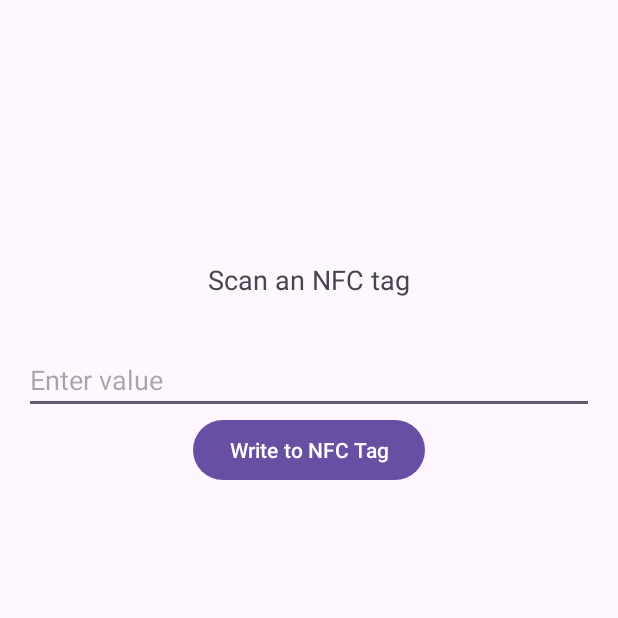
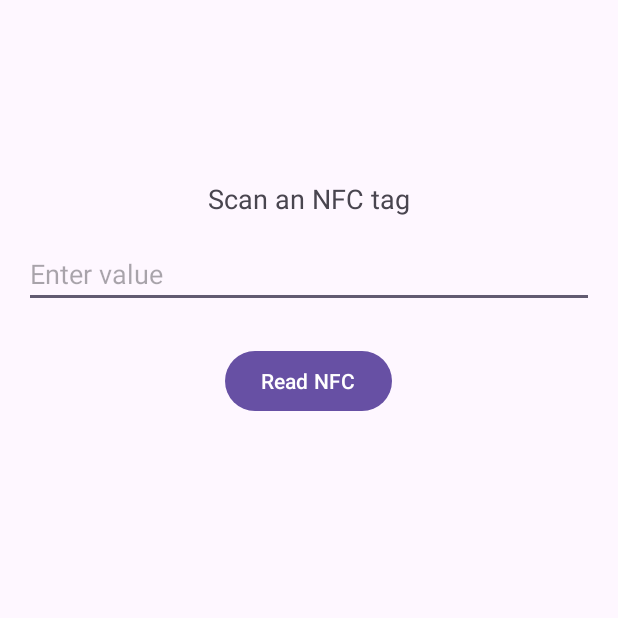
Before and after one commit to respowerr/pa2024, an Android app: the screen it shows after launch (MainActivity), on a phone screen of 412 x 824 dp, the top half of it. Run offline under Robolectric (Android 15) with nearby library versions, the phone set to English and light mode, and no system bars; 3 statements that could not run were skipped.

Commit message:
Update NFC FINIT !!!

```diff
--- a/AppNFC/app/src/main/java/com/example/appnfc/MainActivity.kt
+++ b/AppNFC/app/src/main/java/com/example/appnfc/MainActivity.kt
@@ -1,5 +1,6 @@
 package com.example.appnfc
 
+import android.app.AlertDialog
 import android.app.PendingIntent
 import android.content.Context
 import android.content.Intent
@@ -9,23 +10,39 @@ import android.nfc.NfcAdapter
 import android.nfc.NfcManager
 import android.nfc.Tag
 import android.nfc.tech.Ndef
-import androidx.appcompat.app.AppCompatActivity
 import android.os.Bundle
 import android.util.Log
+import android.widget.Button
+import android.widget.EditText
 import android.widget.Toast
-import com.example.appnfc.HomeActivity
+import androidx.appcompat.app.AppCompatActivity
 
 class MainActivity : AppCompatActivity() {
 
-    val TAG = MainActivity::class.java.simpleName
-    private var adapter: NfcAdapter? = null
+    private val logTag = "NFC_APP"
+    private lateinit var adapter: NfcAdapter
+    private lateinit var editText: EditText
+    private lateinit var readNfcButton: Button
+    private var tagFromIntent: Tag? = null
+    private var isWritingMode: Boolean = true
 
     override fun onCreate(savedInstanceState: Bundle?) {
         super.onCreate(savedInstanceState)
         setContentView(R.layout.activity_main)
 
+        editText = findViewById(R.id.editText)
+        readNfcButton = findViewById(R.id.readNfcButton)
+
+        readNfcButton.setOnClickListener {
+            isWritingMode = !isWritingMode
+            if (isWritingMode) {
+                readNfcButton.text = "Write NFC"
+            } else {
+                readNfcButton.text = "Read NFC"
+            }
+        }
+
         initNfcAdapter()
-
     }
 
     private fun initNfcAdapter() {
@@ -36,45 +53,45 @@ class MainActivity : AppCompatActivity() {
     private fun enableNfcForegroundDispatch() {
         try {
             val intent = Intent(this, javaClass).addFlags(Intent.FLAG_ACTIVITY_SINGLE_TOP)
-            val nfcPendingIntent =
-                PendingIntent.getActivity(this, 0, intent, PendingIntent.FLAG_MUTABLE)
-            adapter?.enableForegroundDispatch(this, nfcPendingIntent, null, null)
+            val nfcPendingIntent = PendingIntent.getActivity(
+                this, 0, intent, PendingIntent.FLAG_MUTABLE
+            )
+            adapter.enableForegroundDispatch(this, nfcPendingIntent, null, null)
         } catch (ex: IllegalStateException) {
-            Log.e(TAG, "Error enabling NFC foreground dispatch", ex)
+            Log.e(logTag, "Error enabling NFC foreground dispatch", ex)
         }
     }
 
     private fun disableNfcForegroundDispatch() {
         try {
-            adapter?.disableForegroundDispatch(this)
+            adapter.disableForegroundDispatch(this)
         } catch (ex: IllegalStateException) {
-            Log.e(TAG, "Error disabling NFC foreground dispatch", ex)
+            Log.e(logTag, "Error disabling NFC foreground dispatch", ex)
         }
     }
 
     override fun onResume() {
+        super.onResume()
         if (checkNFCDeviceSupport()) {
             enableNfcForegroundDispatch()
         }
-        super.onResume()
     }
 
     override fun onPause() {
+        super.onPause()
         if (checkNFCDeviceSupport()) {
             disableNfcForegroundDispatch()
         }
-        super.onPause()
     }
 
-    /**
-     * Check whether the device supports nfc or not!
-     */
     private fun checkNFCDeviceSupport(): Boolean {
-        if (adapter == null) {
-            Log.e(TAG, "checkNFCDeviceSupport: NFC NOT supported on this device!")
+        val isSupported = true
+        Log.d(logTag, "NFC Supported: $isSupported")
+        if (!isSupported) {
+            Log.e(logTag, "NFC NOT supported on this device!")
             return false
-        } else if (!adapter!!.isEnabled) {
-            Log.e(TAG, "checkNFCDeviceSupport: NFC NOT Enabled!")
+        } else if (!adapter.isEnabled) {
+            Log.e(logTag, "NFC NOT Enabled!")
             return false
         }
         return true
@@ -82,29 +99,41 @@ class MainActivity : AppCompatActivity() {
 
     override fun onNewIntent(intent: Intent?) {
         super.onNewIntent(intent)
-
-        Log.e("Main", "onNewIntent: ${intent?.dataString}")
-        val tagFromIntent: Tag? = intent?.getParcelableExtra(NfcAdapter.EXTRA_TAG)
-        launchYourApp(tagFromIntent)
-
-
+        if (intent != null) {
+            if (isWritingMode) {
+                tagFromIntent = intent.getParcelableExtra(NfcAdapter.EXTRA_TAG)
+                if (tagFromIntent != null) {
+                    Log.d(logTag, "NFC_TAG received")
+                    val nfcText = editText.text.toString()
+                    launchYourApp(tagFromIntent!!, nfcText)
+                } else {
+                    Log.d(logTag, "No NFC_TAG received")
+                    Toast.makeText(this, "Please tap an NFC tag", Toast.LENGTH_SHORT).show()
+                }
+            } else {
+                tagFromIntent = intent.getParcelableExtra(NfcAdapter.EXTRA_TAG)
+                if (tagFromIntent != null) {
+                    Log.d(logTag, "NFC_TAG received")
+                    readNfc(tagFromIntent!!)
+                } else {
+                    Log.d(logTag, "No NFC_TAG received")
+                    Toast.makeText(this, "Please tap an NFC tag", Toast.LENGTH_SHORT).show()
+                }
+            }
+        }
     }
 
-    private fun createNdefMessage(nfcText: String): NdefMessage {
-        val ndefRecord = NdefRecord.createTextRecord(null, nfcText)
-        return NdefMessage(arrayOf(ndefRecord))
-    }
-
-
-    private fun launchYourApp(tag: Tag?) {
+    private fun launchYourApp(tag: Tag, nfcText: String) {
         val ndef = Ndef.get(tag)
-        var nfcText =""
         if (ndef != null) {
             try {
                 ndef.connect()
-                nfcText = "Hello"
                 ndef.writeNdefMessage(createNdefMessage(nfcText))
                 Toast.makeText(this, "NFC Tag written successfully", Toast.LENGTH_SHORT).show()
+
+                val newIntent = Intent(this, HomeActivity::class.java)
+                newIntent.putExtra("NFC_TEXT", nfcText)
+                startActivity(newIntent)
             } catch (e: Exception) {
                 Toast.makeText(this, "Error writing to NFC Tag", Toast.LENGTH_SHORT).show()
             } finally {
@@ -113,13 +142,37 @@ class MainActivity : AppCompatActivity() {
         } else {
             Toast.makeText(this, "NFC Tag does not support NDEF", Toast.LENGTH_SHORT).show()
         }
-
-        val newIntent = Intent(this, HomeActivity::class.java)
-        val nfcTagId: String? = tag?.id?.toString()
-        newIntent.putExtra("NFC_TEXT", nfcText)
-        startActivity(newIntent)
     }
 
+    private fun createNdefMessage(nfcText: String): NdefMessage {
+        val ndefRecord = NdefRecord.createTextRecord(null, nfcText)
+        return NdefMessage(arrayOf(ndefRecord))
+    }
 
+    private fun readNfc(tag: Tag) {
+        val ndef = Ndef.get(tag)
+        if (ndef != null) {
+            ndef.connect()
+            val ndefMessage = ndef.ndefMessage
+            if (ndefMessage != null && ndefMessage.records.isNotEmpty()) {
+                val record = ndefMessage.records[0]
+                val payload = record.payload
+                var nfcText = String(payload)
+
+                nfcText = nfcText.replace("fr", "")
+
+                Toast.makeText(this, "NFC data read successfully", Toast.LENGTH_SHORT).show()
+
+                val intent = Intent(this, HomeActivity::class.java)
+                intent.putExtra("NFC_TEXT", nfcText)
+                startActivity(intent)
+            } else {
+                Toast.makeText(this, "No data found on NFC tag", Toast.LENGTH_SHORT).show()
+            }
+            ndef.close()
+        } else {
+            Toast.makeText(this, "NFC Tag does not support NDEF", Toast.LENGTH_SHORT).show()
+        }
+    }
 
 }
--- a/AppNFC/app/src/main/res/layout/activity_main.xml
+++ b/AppNFC/app/src/main/res/layout/activity_main.xml
@@ -5,34 +5,32 @@
     android:layout_height="match_parent"
     tools:context=".MainActivity">
 
+    <TextView
+        android:id="@+id/textView"
+        android:layout_width="wrap_content"
+        android:layout_height="wrap_content"
+        android:layout_centerHorizontal="true"
+        android:layout_marginTop="120dp"
+        android:text="Scan an NFC tag"
+        android:textSize="18sp" />
+
     <EditText
         android:id="@+id/editText"
         android:layout_width="match_parent"
         android:layout_height="wrap_content"
-        android:layout_above="@id/writeButton"
         android:layout_marginStart="16dp"
-        android:layout_marginTop="16dp"
+        android:layout_marginTop="160dp"
         android:layout_marginEnd="16dp"
         android:hint="Enter value"
         android:inputType="text" />
 
+
     <Button
-        android:id="@+id/writeButton"
+        android:id="@+id/readNfcButton"
         android:layout_width="wrap_content"
         android:layout_height="wrap_content"
         android:layout_centerHorizontal="true"
-        android:layout_alignParentBottom="true"
-        android:layout_marginBottom="500dp"
-        android:text="Write to NFC Tag" />
-
-    <TextView
-        android:id="@+id/textView"
-        android:layout_width="wrap_content"
-        android:layout_height="wrap_content"
-        android:layout_above="@id/editText"
-        android:layout_centerHorizontal="true"
-        android:layout_marginBottom="16dp"
-        android:text="Scan an NFC tag"
-        android:textSize="18sp" />
-
+        android:layout_marginTop="230dp"
+        android:text="Read NFC"
+        />
 </RelativeLayout>
```
Also changed, not shown: AppNFC/app/src/main/AndroidManifest.xml (+7 -1 lines), AppNFC/app/src/main/java/com/example/appnfc/HomeActivity.kt (+6 -9 lines).
